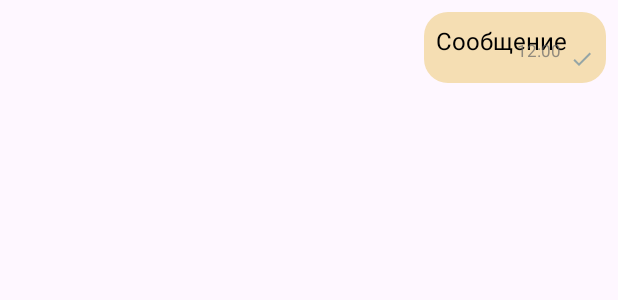
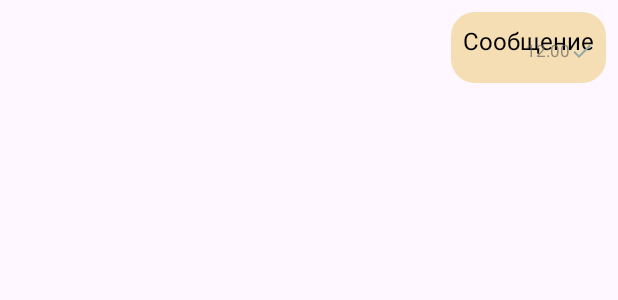
Before and after one commit to dench47/messenger-client, an Android app: the layout item_message_sent.xml on its own in the app's theme, with its tools: preview values and no code run, on a phone screen of 412 x 824 dp. Shown: the top 300 px of the screen. Run offline under Robolectric (Android 15) with nearby library versions, the light colour scheme and no system bars; network calls fail.

Commit message:
одна галочка при отправке коррект

```diff
--- a/app/src/main/res/layout/item_message_sent.xml
+++ b/app/src/main/res/layout/item_message_sent.xml
@@ -50,7 +50,9 @@
                 android:layout_height="16dp"
                 android:layout_gravity="center_vertical"
                 android:src="@drawable/ic_check_sent"
-                android:visibility="visible" />
+                android:visibility="visible"
+                android:translationY="6dp"
+                />
 
         </LinearLayout>
 
@@ -75,7 +77,7 @@
                 android:layout_height="wrap_content"
                 android:layout_alignEnd="@id/tv_message_multi"
                 android:layout_alignBottom="@id/tv_message_multi"
-                android:layout_marginEnd="4dp"
+                android:layout_marginEnd="16dp"
                 android:layout_marginBottom="-9dp"
                 android:alpha="0.7"
                 android:text="12:00"
@@ -89,9 +91,11 @@
                 android:id="@+id/iv_status_multi"
                 android:layout_width="16dp"
                 android:layout_height="16dp"
-                android:layout_toEndOf="@id/tv_time_multi"
+                android:layout_alignEnd="@id/tv_time_multi"
                 android:layout_alignBottom="@id/tv_time_multi"
-                android:layout_marginStart="2dp"
+                android:layout_marginEnd="-16dp"
+                android:layout_marginBottom="5dp"
+
                 android:src="@drawable/ic_check_sent"
                 android:visibility="visible" />
 
@@ -115,7 +119,7 @@
                 android:textSize="16sp" />
 
             <LinearLayout
-                android:layout_width="match_parent"
+                android:layout_width="wrap_content"
                 android:layout_height="wrap_content"
                 android:gravity="end"
                 android:orientation="horizontal">
@@ -127,16 +131,19 @@
                     android:alpha="0.7"
                     android:text="12:00"
                     android:textColor="#666666"
-                    android:textSize="11sp" />
+                    android:textSize="11sp"
+                    android:translationY="5dp"
+                    android:paddingBottom="8dp"/>
 
                 <!-- 👇 Иконка статуса для варианта с временем снизу -->
                 <ImageView
                     android:id="@+id/iv_status_bottom"
                     android:layout_width="16dp"
                     android:layout_height="16dp"
-                    android:layout_marginStart="4dp"
+                    android:layout_gravity="center_vertical"
                     android:src="@drawable/ic_check_sent"
-                    android:visibility="visible" />
+                    android:visibility="visible"
+                    android:translationY="2dp" />
 
             </LinearLayout>
 
```
